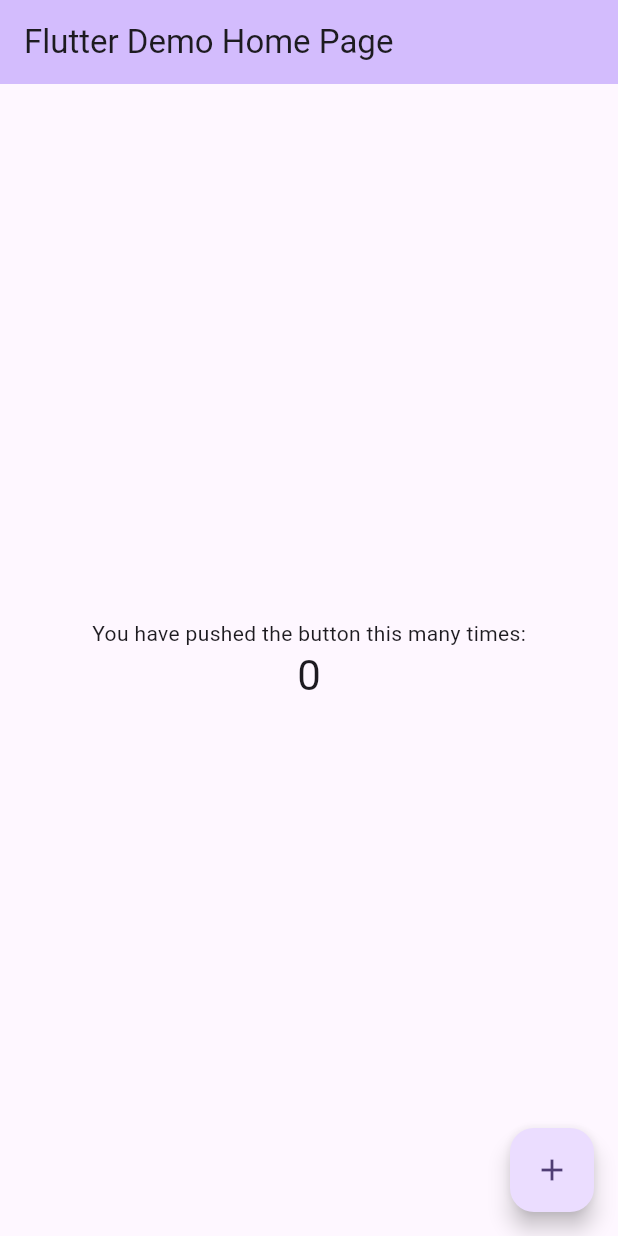
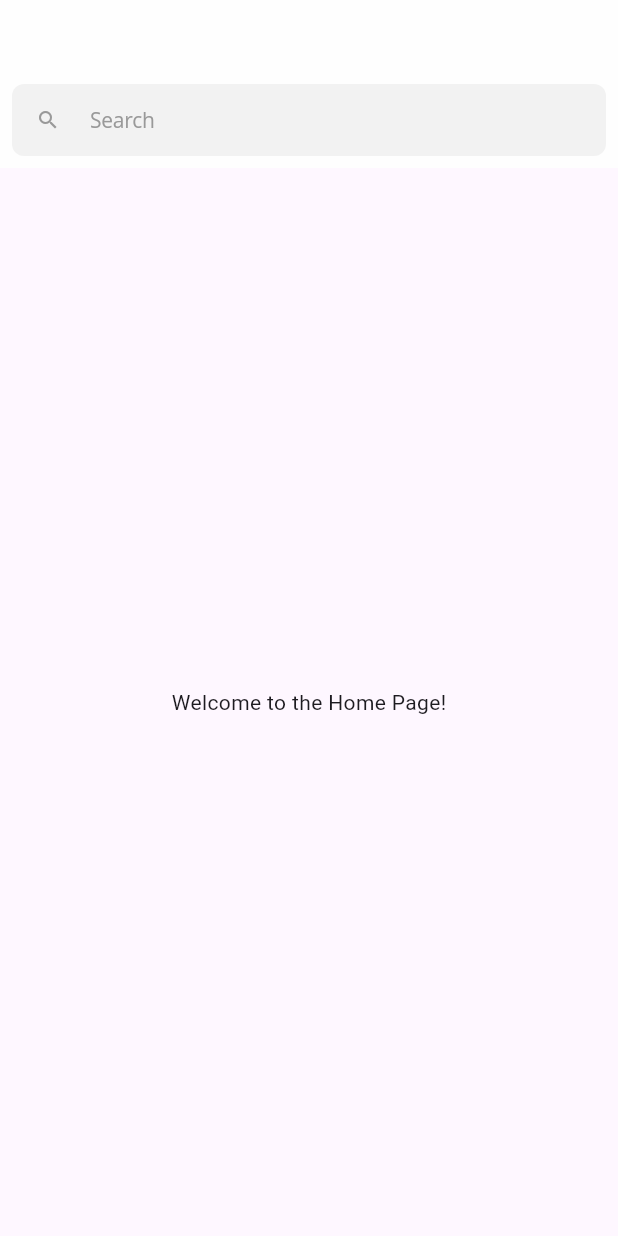
Before and after one commit to isfanazha/minicommerce, a Flutter app: the screen it shows after launch, on a phone screen of 412 x 824 dp. Run offline on Flutter 3.47's test engine with Material 3 defaults, Android fonts, the phone set to English and light mode, and no system bars; Roboto replaces fonts that are missing (Open Sans).

Commit message:
add a splashcreen and homepage

```diff
--- a/lib/main.dart
+++ b/lib/main.dart
@@ -1,125 +1,20 @@
 import 'package:flutter/material.dart';
+import 'src/features/splash_screen/presentation/splash_screen_page.dart';
 
 void main() {
-  runApp(const MyApp());
+  runApp(MyApp());
 }
 
 class MyApp extends StatelessWidget {
-  const MyApp({super.key});
-
-  // This widget is the root of your application.
   @override
   Widget build(BuildContext context) {
     return MaterialApp(
-      title: 'Flutter Demo',
+      title: 'Mini Commerce',
+      debugShowCheckedModeBanner: false,
       theme: ThemeData(
-        // This is the theme of your application.
-        //
-        // TRY THIS: Try running your application with "flutter run". You'll see
-        // the application has a purple toolbar. Then, without quitting the app,
-        // try changing the seedColor in the colorScheme below to Colors.green
-        // and then invoke "hot reload" (save your changes or press the "hot
-        // reload" button in a Flutter-supported IDE, or press "r" if you used
-        // the command line to start the app).
-        //
-        // Notice that the counter didn't reset back to zero; the application
-        // state is not lost during the reload. To reset the state, use hot
-        // restart instead.
-        //
-        // This works for code too, not just values: Most code changes can be
-        // tested with just a hot reload.
-        colorScheme: ColorScheme.fromSeed(seedColor: Colors.deepPurple),
-        useMaterial3: true,
+        primarySwatch: Colors.blue,
       ),
-      home: const MyHomePage(title: 'Flutter Demo Home Page'),
+      home: SplashScreenPage(),
     );
   }
 }
-
-class MyHomePage extends StatefulWidget {
-  const MyHomePage({super.key, required this.title});
-
-  // This widget is the home page of your application. It is stateful, meaning
-  // that it has a State object (defined below) that contains fields that affect
-  // how it looks.
-
-  // This class is the configuration for the state. It holds the values (in this
-  // case the title) provided by the parent (in this case the App widget) and
-  // used by the build method of the State. Fields in a Widget subclass are
-  // always marked "final".
-
-  final String title;
-
-  @override
-  State<MyHomePage> createState() => _MyHomePageState();
-}
-
-class _MyHomePageState extends State<MyHomePage> {
-  int _counter = 0;
-
-  void _incrementCounter() {
-    setState(() {
-      // This call to setState tells the Flutter framework that something has
-      // changed in this State, which causes it to rerun the build method below
-      // so that the display can reflect the updated values. If we changed
-      // _counter without calling setState(), then the build method would not be
-      // called again, and so nothing would appear to happen.
-      _counter++;
-    });
-  }
-
-  @override
-  Widget build(BuildContext context) {
-    // This method is rerun every time setState is called, for instance as done
-    // by the _incrementCounter method above.
-    //
-    // The Flutter framework has been optimized to make rerunning build methods
-    // fast, so that you can just rebuild anything that needs updating rather
-    // than having to individually change instances of widgets.
-    return Scaffold(
-      appBar: AppBar(
-        // TRY THIS: Try changing the color here to a specific color (to
-        // Colors.amber, perhaps?) and trigger a hot reload to see the AppBar
-        // change color while the other colors stay the same.
-        backgroundColor: Theme.of(context).colorScheme.inversePrimary,
-        // Here we take the value from the MyHomePage object that was created by
-        // the App.build method, and use it to set our appbar title.
-        title: Text(widget.title),
-      ),
-      body: Center(
-        // Center is a layout widget. It takes a single child and positions it
-        // in the middle of the parent.
-        child: Column(
-          // Column is also a layout widget. It takes a list of children and
-          // arranges them vertically. By default, it sizes itself to fit its
-          // children horizontally, and tries to be as tall as its parent.
-          //
-          // Column has various properties to control how it sizes itself and
-          // how it positions its children. Here we use mainAxisAlignment to
-          // center the children vertically; the main axis here is the vertical
-          // axis because Columns are vertical (the cross axis would be
-          // horizontal).
-          //
-          // TRY THIS: Invoke "debug painting" (choose the "Toggle Debug Paint"
-          // action in the IDE, or press "p" in the console), to see the
-          // wireframe for each widget.
-          mainAxisAlignment: MainAxisAlignment.center,
-          children: <Widget>[
-            const Text(
-              'You have pushed the button this many times:',
-            ),
-            Text(
-              '$_counter',
-              style: Theme.of(context).textTheme.headlineMedium,
-            ),
-          ],
-        ),
-      ),
-      floatingActionButton: FloatingActionButton(
-        onPressed: _incrementCounter,
-        tooltip: 'Increment',
-        child: const Icon(Icons.add),
-      ), // This trailing comma makes auto-formatting nicer for build methods.
-    );
-  }
-}
--- /dev/null
+++ b/lib/src/features/home/presentation/home_page.dart
@@ -0,0 +1,29 @@
+import 'package:flutter/material.dart';
+import 'package:minicommerce/src/features/search/presentation/search_bar.dart' as searchBar;
+
+
+class HomePage extends StatelessWidget {
+  @override
+  Widget build(BuildContext context) {
+    return Scaffold(
+      appBar: AppBar(
+        backgroundColor: Color(0xFFFEFEFE), // Background color set to black
+        bottom: PreferredSize(
+          preferredSize: Size.fromHeight(kToolbarHeight),
+          child: Padding(
+            padding: EdgeInsets.all(8.0),
+            child: searchBar.SearchBar(
+              onSearch: (query) {
+                // Implement your search logic or function call
+                print('Search query: $query');
+              },
+            ),
+          ),
+        ),
+      ),
+      body: Center(
+        child: Text('Welcome to the Home Page!'),
+      ),
+    );
+  }
+}
--- /dev/null
+++ b/lib/src/features/search/presentation/search_bar.dart
@@ -0,0 +1,40 @@
+import 'package:flutter/material.dart';
+
+class SearchBar extends StatelessWidget {
+  final Function(String) onSearch;
+
+  SearchBar({required this.onSearch});
+
+  @override
+  Widget build(BuildContext context) {
+    return Container(
+      margin: EdgeInsets.only(top: 10), // Add margin to create space at the top
+      child: TextField(
+        onSubmitted: onSearch,
+        decoration: InputDecoration(
+          hintText: 'Search',
+          hintStyle: TextStyle(
+            color: Color(0xFF999999),
+            fontSize: 14,
+            fontFamily: 'Open Sans',
+            fontWeight: FontWeight.w400,
+            height: 0.11,
+            letterSpacing: -0.15,
+          ),
+          prefixIcon: Icon(
+            Icons.search,
+            color: Color(0xFF999999),
+            size: 16,
+          ),
+          filled: true,
+          fillColor: Color(0xFFF2F2F2),
+          contentPadding: EdgeInsets.symmetric(vertical: 12, horizontal: 16),
+          border: OutlineInputBorder(
+            borderRadius: BorderRadius.circular(8),
+            borderSide: BorderSide.none,
+          ),
+        ),
+      ),
+    );
+  }
+}
--- /dev/null
+++ b/lib/src/features/splash_screen/presentation/splash_screen_page.dart
@@ -0,0 +1,30 @@
+import 'dart:async';
+
+import 'package:flutter/material.dart';
+import 'package:minicommerce/src/features/home/presentation/home_page.dart';
+
+class SplashScreenPage extends StatefulWidget {
+  @override
+  _SplashScreenPageState createState() => _SplashScreenPageState();
+}
+
+class _SplashScreenPageState extends State<SplashScreenPage> {
+  @override
+  void initState() {
+    super.initState();
+    Timer(Duration(seconds: 3), () {
+      Navigator.of(context)
+          .pushReplacement(MaterialPageRoute(builder: (_) => HomePage()));
+    });
+  }
+
+  @override
+  Widget build(BuildContext context) {
+    return Scaffold(
+      backgroundColor: Color(0xFF323232), // Background color set to black
+      body: Center(
+        child: Image.asset('assets/images/logo.png'), // Add your logo here
+      ),
+    );
+  }
+}
--- a/pubspec.yaml
+++ b/pubspec.yaml
@@ -59,9 +59,8 @@ flutter:
   uses-material-design: true
 
   # To add assets to your application, add an assets section, like this:
-  # assets:
-  #   - images/a_dot_burr.jpeg
-  #   - images/a_dot_ham.jpeg
+  assets:
+    - assets/images/logo.png
 
   # An image asset can refer to one or more resolution-specific "variants", see
   # https://flutter.dev/assets-and-images/#resolution-aware
```
Also changed, not shown: assets/images/logo.png (added).
